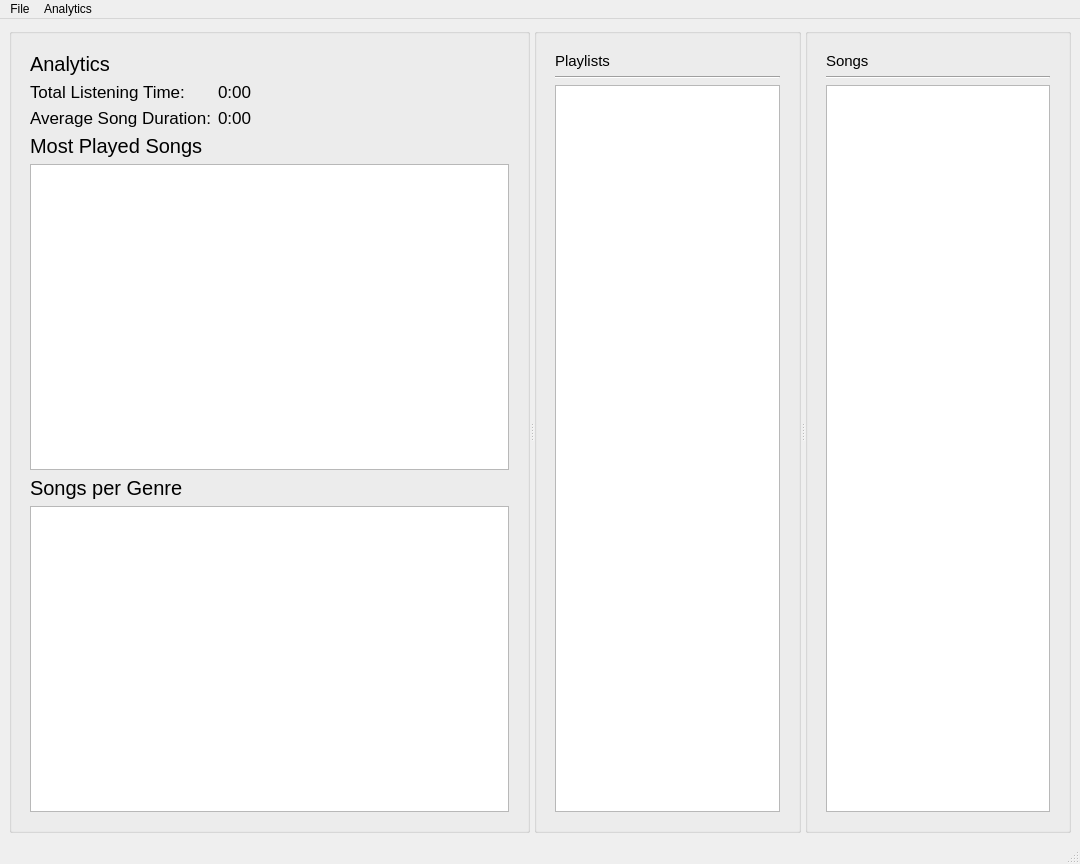
Old version of the form src/mainwindow.ui in the repository waveplough/MusicPlaylistManager.
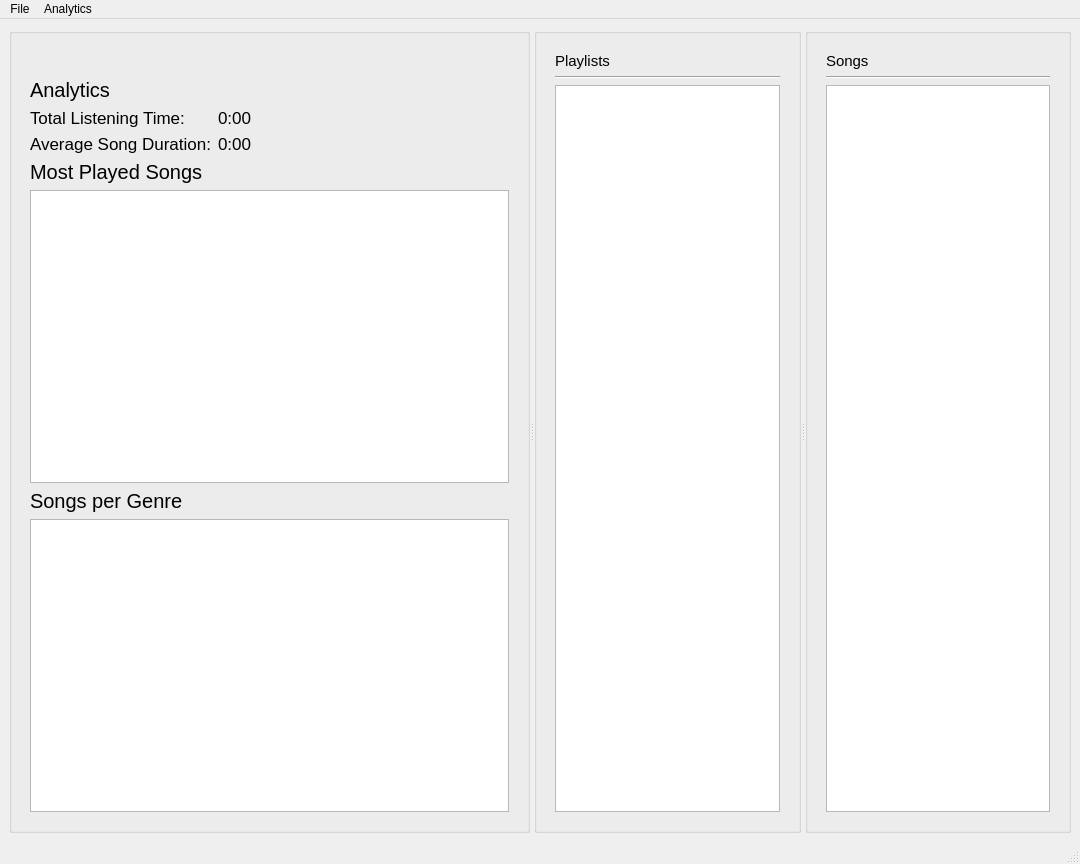
New version of the form. The open tabs and pages were chosen to show the change. Icons and pictures are not drawn.

Commit message: added analytics pop up and exit functionality

```diff
--- a/src/mainwindow.ui
+++ b/src/mainwindow.ui
@@ -1218,8 +1218,50 @@
            </widget>
           </widget>
           <widget class="QWidget" name="AnalyticsPage">
-           <layout class="QGridLayout" name="gridLayout_2">
-            <item row="0" column="0">
+           <layout class="QVBoxLayout" name="verticalLayout_5">
+            <item>
+             <layout class="QVBoxLayout" name="AnalyticsButtonVLayout">
+              <item>
+               <layout class="QHBoxLayout" name="exitButtonHLayout">
+                <item>
+                 <spacer name="exitButtonSpacer">
+                  <property name="orientation">
+                   <enum>Qt::Orientation::Horizontal</enum>
+                  </property>
+                  <property name="sizeHint" stdset="0">
+                   <size>
+                    <width>40</width>
+                    <height>20</height>
+                   </size>
+                  </property>
+                 </spacer>
+                </item>
+                <item>
+                 <widget class="QPushButton" name="exitButton">
+                  <property name="minimumSize">
+                   <size>
+                    <width>20</width>
+                    <height>20</height>
+                   </size>
+                  </property>
+                  <property name="styleSheet">
+                   <string notr="true">QPushButton {
+    border: none;
+    background-color: transparent;
+    padding: 0px;
+}</string>
+                  </property>
+                  <property name="text">
+                   <string/>
+                  </property>
+                  <property name="icon">
+                   <iconset theme="QIcon::ThemeIcon::ApplicationExit"/>
+                  </property>
+                 </widget>
+                </item>
+               </layout>
+              </item>
+              <item>
              <layout class="QFormLayout" name="analyticsForm">
               <item row="0" column="0">
                <widget class="QLabel" name="analyticsLabel">
@@ -1283,7 +1325,9 @@
               </item>
              </layout>
             </item>
-            <item row="1" column="0">
+             </layout>
+            </item>
+            <item>
              <widget class="QLabel" name="mostPlayedSongsLabel">
               <property name="font">
                <font>
@@ -1295,10 +1339,10 @@
               </property>
              </widget>
             </item>
-            <item row="2" column="0">
+            <item>
              <widget class="QTableWidget" name="playCountTable"/>
             </item>
-            <item row="3" column="0">
+            <item>
              <widget class="QLabel" name="songsPerGenreLabel">
               <property name="font">
                <font>
@@ -1310,7 +1354,7 @@
               </property>
              </widget>
             </item>
-            <item row="4" column="0">
+            <item>
              <widget class="QTableView" name="genreTable"/>
             </item>
            </layout>
```
Lines whose indentation alone changed are shown as unchanged. The commit also changes 2 other files.
